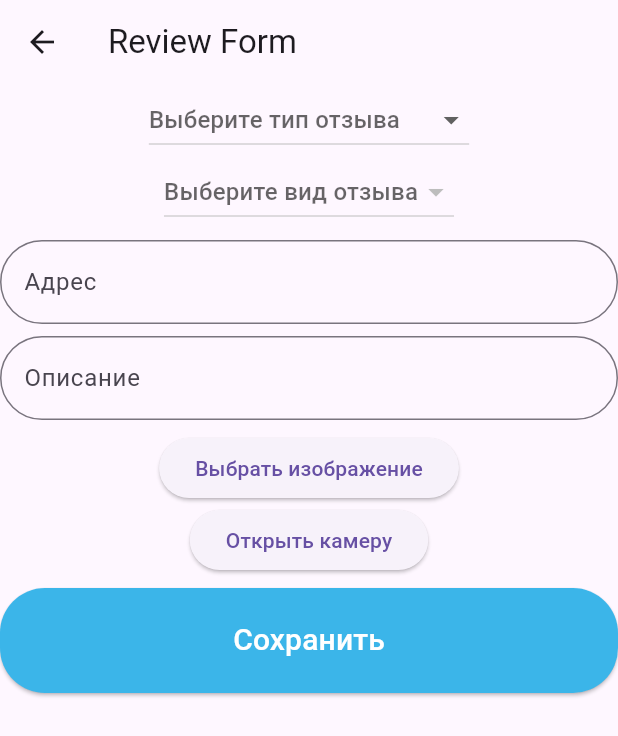
After one commit to Amanturov7/jol_tartip_flutter, a Flutter app: the ReviewForm screen opened directly, after a tap on "Открыть камеру", on a phone screen of 412 x 824 dp. The commit adds this screen. Shown: the top 736 px of the screen. Run offline on Flutter 3.47's test engine with Material 3 defaults, Android fonts, the phone set to English and light mode, and no system bars; our stand-ins replace flutter_map, image_picker, latlong2, shared_preferences; accounts and stored records are empty; network calls fail.

Commit message:
review form test

```diff
--- /dev/null
+++ b/lib/forms/review_form.dart
@@ -0,0 +1,391 @@
+import 'package:flutter/material.dart';
+import 'package:http/http.dart' as http;
+import 'dart:convert';
+import 'package:shared_preferences/shared_preferences.dart';
+import 'package:flutter/material.dart';
+import 'package:http/http.dart' as http;
+import 'package:http_parser/http_parser.dart';
+import 'package:image_picker/image_picker.dart';
+import 'dart:convert';
+import 'dart:io';
+import 'package:shared_preferences/shared_preferences.dart';
+class ReviewForm extends StatefulWidget {
+  @override
+  _ReviewFormPageState createState() => _ReviewFormPageState();
+}
+
+class _ReviewFormPageState extends State<ReviewForm> {
+  String? reviewType;
+  List<String> reviewTypes = ['Дорожный знак', 'Освещение', 'Дорожные условия', 'Экологические факторы'];
+  String? selectedOption;
+  List<String> options = [];
+  double lat = 0;
+  double lon = 0;
+  String locationAddress = '';
+  String description = '';
+  int userId = 0;
+  bool isMapModalOpen = false;
+  Map<String, double> selectedCoordinate = {'lat': 0, 'lon': 0};
+  int roadId = 0;
+  int lightId = 0;
+  int roadSignId = 0;
+  int ecologicFactorsId = 0;
+  File? _image;
+
+  @override
+  void initState() {
+    super.initState();
+    fetchUserData();
+  }
+
+  void fetchUserData() async {
+    try {
+      final prefs = await SharedPreferences.getInstance();
+      final token = prefs.getString('token');
+      if (token != null) {
+        final response = await http.get(Uri.parse('http://localhost:8080/rest/user/user'),
+          headers: {
+            'token': token,
+          }
+        );
+        setState(() {
+          userId = jsonDecode(response.body)['id'];
+        });
+      }
+    } catch (error) {
+      print('Error fetching user data: $error');
+    }
+  }
+
+
+
+  void handleReviewTypeChange(String? type) async {
+    setState(() {
+      reviewType = type;
+          selectedOption = null; // Обнуляем выбранный вид отзыва при изменении типа
+
+    });
+
+    try {
+      final url = Uri.parse('http://172.26.192.1:8080/rest/common-reference/by-type/${getTypeReferenceType(type)}');
+      final response = await http.get(url);
+
+      if (response.statusCode == 200) {
+        final List<String> fetchedOptions = [];
+        final data = json.decode(utf8.decode(response.bodyBytes)) as List<dynamic>;
+        for (final item in data) {
+          fetchedOptions.add(item['title']);
+        }
+        setState(() {
+          options = fetchedOptions;
+        });
+      } else {
+        print('Failed to load options. Error code: ${response.statusCode}');
+      }
+    } catch (error) {
+      print('Error fetching options: $error');
+    }
+  }
+
+  String getTypeReferenceType(String? type) {
+    switch (type) {
+      case 'Дорожный знак':
+        return '003';
+      case 'Освещение':
+        return '004';
+      case 'Дорожные условия':
+        return '005';
+      case 'Экологические факторы':
+        return '007';
+      default:
+        return '';
+    }
+  }
+
+
+  Future<File?> takePhoto() async {
+    final picker = ImagePicker();
+    final pickedFile = await picker.pickImage(source: ImageSource.camera);
+
+    if (pickedFile != null) {
+      return File(pickedFile.path);
+    } else {
+      return null;
+    }
+  }
+void handleSelectImage() async {
+    final picker = ImagePicker();
+    final pickedImage = await picker.pickImage(source: ImageSource.gallery);
+
+    if (pickedImage != null) {
+      setState(() {
+        _image = File(pickedImage.path);
+      });
+    }
+  }
+
+  Future<void> uploadFile(int reviewsId) async {
+    var url = Uri.parse('http://172.26.192.1:8080/rest/attachments/upload');
+    var request = http.MultipartRequest('POST', url);
+
+    request.fields['dto'] = jsonEncode({
+      'type': 'review',
+      'originName': _image!.path.split('/').last,
+      'description': 'File description', // Добавьте описание здесь
+      'userId': userId.toString(), // Добавьте идентификатор пользователя здесь
+      'reviewsId': reviewsId.toString(), // Добавьте идентификатор заявки здесь
+    });
+
+    request.files.add(await http.MultipartFile.fromPath(
+      'file',
+      _image!.path,
+      contentType: MediaType('image', 'jpeg'),
+    ));
+
+    try {
+      var streamedResponse = await request.send();
+      var response = await http.Response.fromStream(streamedResponse);
+      if (response.statusCode == 200) {
+        print('Файл успешно загружен');
+      } else {
+        print('Не удалось загрузить файл. Статус код: ${response.statusCode}');
+      }
+    } catch (error) {
+      print('Ошибка загрузки файла: $error');
+    }
+  }
+
+
+void handleSubmit() async {
+  if (_image == null) {
+    showDialog(
+      context: context,
+      builder: (BuildContext context) {
+        return AlertDialog(
+          title: Text('Ошибка'),
+          content: Text('Пожалуйста, выберите изображение перед сохранением.'),
+          actions: <Widget>[
+            TextButton(
+              onPressed: () {
+                Navigator.of(context).pop();
+              },
+              child: Text('OK'),
+            ),
+          ],
+        );
+      },
+    );
+    return;
+  }
+
+  if (locationAddress.isEmpty) {
+    showDialog(
+      context: context,
+      builder: (BuildContext context) {
+        return AlertDialog(
+          title: Text('Ошибка'),
+          content: Text('Пожалуйста, укажите адрес перед сохранением заявки.'),
+          actions: <Widget>[
+            TextButton(
+              onPressed: () {
+                Navigator.of(context).pop();
+              },
+              child: Text('OK'),
+            ),
+          ],
+        );
+      },
+    );
+    return;
+  }
+
+  try {
+    final response = await http.post(
+      Uri.parse('http://172.26.192.1:8080/rest/reviews/create'),
+      headers: {
+        'Content-Type': 'application/json',
+      },
+      body: jsonEncode({
+        'lat': selectedCoordinate['lat'],
+        'lon': selectedCoordinate['lon'],
+        'locationAddress': locationAddress,
+        'description': description,
+        'userId': userId,
+        'reviewType': reviewType,
+      }),
+    );
+
+    final responseData = jsonDecode(response.body);
+
+
+      if (_image != null) {
+          await uploadFile(responseData['id']);
+        }
+
+    print('Review created: $responseData');
+
+    // Clear form fields and image after successful submission
+    setState(() {
+      reviewType = null;
+      selectedOption = null;
+      locationAddress = '';
+      description = '';
+      _image = null;
+    });
+
+    showDialog(
+      context: context,
+      builder: (BuildContext context) {
+        return AlertDialog(
+          title: Text('Успех'),
+          content: Text('Отзыв успешно создан.'),
+          actions: <Widget>[
+            TextButton(
+              onPressed: () {
+                Navigator.of(context).pop();
+              },
+              child: Text('OK'),
+            ),
+          ],
+        );
+      },
+    );
+  } catch (error) {
+    print('Error creating review: $error');
+
+    showDialog(
+      context: context,
+      builder: (BuildContext context) {
+        return AlertDialog(
+          title: Text('Ошибка'),
+          content: Text('Произошла ошибка при создании отзыва: $error'),
+          actions: <Widget>[
+            TextButton(
+              onPressed: () {
+                Navigator.of(context).pop();
+              },
+              child: Text('OK'),
+            ),
+          ],
+        );
+      },
+    );
+  }
+}
+
+
+  @override
+  Widget build(BuildContext context) {
+    return Scaffold(
+      appBar: AppBar(
+        title: Text('Review Form'),
+      ),
+      body: Form(
+        child: Column(
+          children: [
+            DropdownButton<String>(
+              value: reviewType,
+
+              hint: Text('Выберите тип отзыва'),
+              onChanged: handleReviewTypeChange,
+              items: reviewTypes.map((String type) {
+                return DropdownMenuItem<String>(
+
+                  value: type,
+                  child: Text(type),
+                );
+              }).toList(),
+            ),
+            DropdownButton<String>(
+              value: selectedOption,
+
+              hint: Text('Выберите вид отзыва'),
+              onChanged: (String? value) {
+                setState(() {
+                  selectedOption = value;
+                });
+              },
+              items: options.map((String option) {
+                return DropdownMenuItem<String>(
+                  value: option,
+                  child: Text(option),
+                );
+              }).toList(),
+            ),
+
+                            SizedBox(height: 8),
+
+            TextFormField(
+              onChanged: (value) {
+                setState(() {
+                  locationAddress = value;
+                });
+              },
+              decoration: InputDecoration(hintText: 'Адрес',  border: OutlineInputBorder(
+                                        borderRadius: BorderRadius.circular(30.0),
+                                      ),
+                                         focusedBorder: OutlineInputBorder(
+      borderSide: BorderSide(color: Color(0xFF3BB5E9)), // Установите желаемый цвет для границы при активном состоянии
+      borderRadius: BorderRadius.circular(30.0),
+    ),),
+            ),
+                          SizedBox(height: 8),
+
+            TextFormField(
+              onChanged: (value) {
+                setState(() {
+                  description = value;
+                });
+              },
+              decoration: InputDecoration(hintText: 'Описание',  border: OutlineInputBorder(
+                                        borderRadius: BorderRadius.circular(30.0),
+                                      ),
+                                         focusedBorder: OutlineInputBorder(
+      borderSide: BorderSide(color: Color(0xFF3BB5E9)), // Установите желаемый цвет для границы при активном состоянии
+      borderRadius: BorderRadius.circular(30.0),
+    ),),
+            ),
+                  SizedBox(height: 8),
+
+             ElevatedButton(
+              onPressed: handleSelectImage,
+              child: Text('Выбрать изображение'),
+            ),
+                ElevatedButton(
+                onPressed: () async {
+                  // Take a photo with camera
+                  var image = await takePhoto();
+                  setState(() {
+                    _image = image;
+                  });
+                },
+
+                child: Text('Открыть камеру',),
+              ),
+                          SizedBox(height: 8),
+
+           ElevatedButton(
+    onPressed: handleSubmit,
+    child: Container(
+      width: double.infinity,
+      padding: EdgeInsets.all(16),
+      alignment: Alignment.center,
+      child: Text(
+        'Сохранить',
+        style: TextStyle(fontSize: 20, color: Colors.white),
+      ),
+    ),
+    style: ElevatedButton.styleFrom(
+      backgroundColor: Color(0xFF3BB5E9),
+      shape: RoundedRectangleBorder(
+        borderRadius: BorderRadius.circular(30),
+      ),
+      minimumSize: Size(double.infinity, 70),
+    ),
+  ),
+          ],
+        ),
+      ),
+    );
+  }
+}
--- a/lib/screen/forms.dart
+++ b/lib/screen/forms.dart
@@ -1,4 +1,5 @@
 import 'package:flutter/material.dart';
+import 'package:jol_tartip_flutter/forms/review_form.dart';
 import '../forms/application_form.dart';
 
 class FormsPage extends StatelessWidget {
@@ -42,7 +43,7 @@ class FormsPage extends StatelessWidget {
             onPressed: () {
               Navigator.push(
                 context,
-                MaterialPageRoute(builder: (context) => ViolationFormPage()),
+                MaterialPageRoute(builder: (context) => ReviewForm()),
               );
             },
             child: Text('Отзыв', style: TextStyle(fontSize: 20, color: Colors.white)),
```
